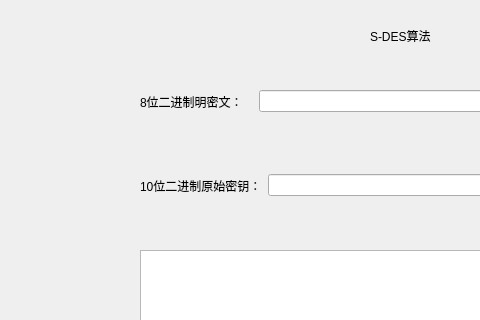
Old version of the form SDES.ui in the repository hoownn/S-DES; both pictures show x 0 to 480 and y 0 to 320 of the 800 by 600 pixel window.
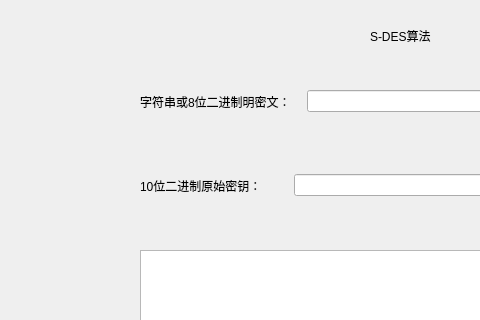
New version of the form.

What changed in the file:
```diff
--- a/SDES.ui
+++ b/SDES.ui
@@ -85,7 +85,7 @@
      <item>
       <widget class="QLabel" name="TextLabel">
        <property name="text">
-        <string>8位二进制明密文：   </string>
+        <string>字符串或8位二进制明密文：   </string>
        </property>
       </widget>
      </item>
@@ -107,7 +107,7 @@
      <item>
       <widget class="QLabel" name="KeyLabel">
        <property name="text">
-        <string>10位二进制原始密钥：</string>
+        <string>10位二进制原始密钥：        </string>
        </property>
       </widget>
      </item>
```
